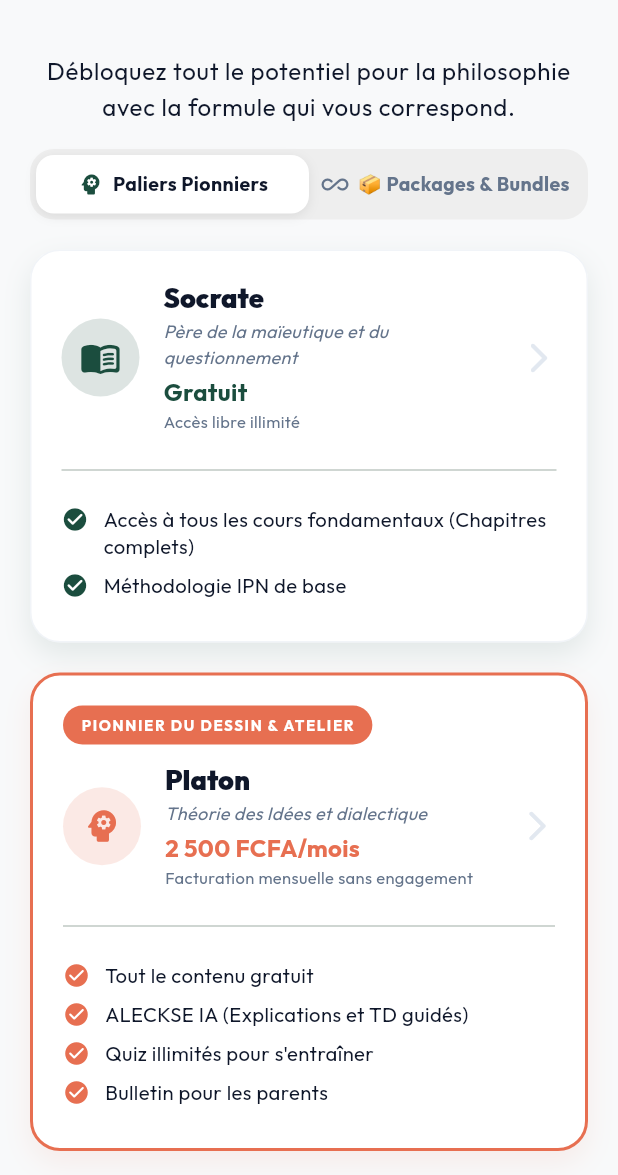
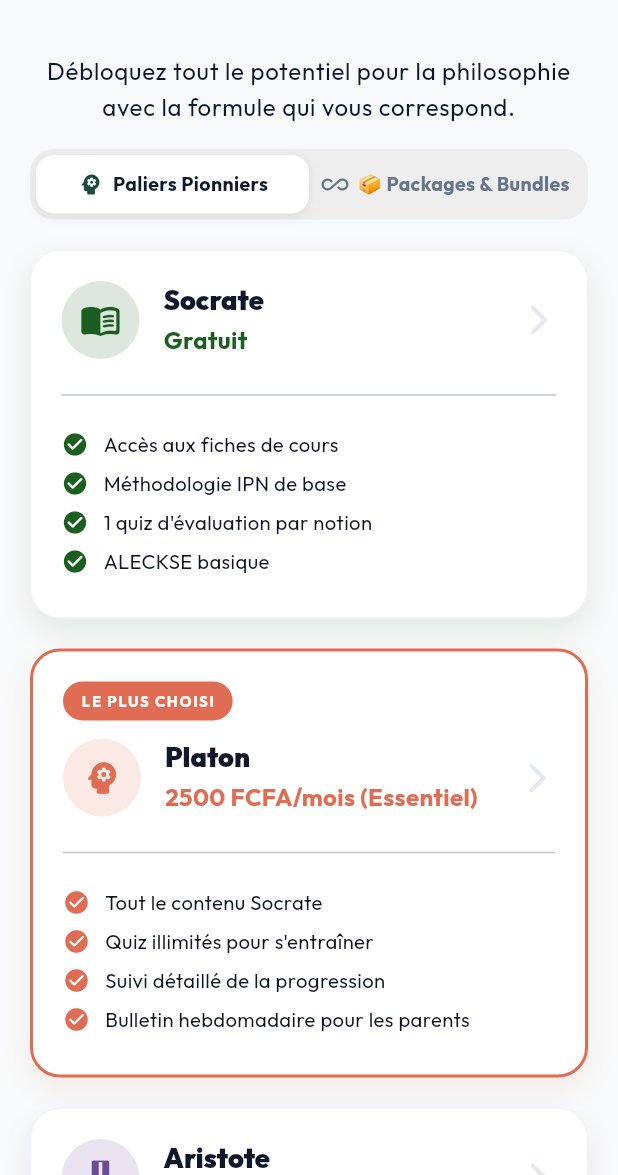
Before and after one commit to axseylle-bit/Edu_pocket, a Flutter app: the SubscriptionChoiceScreen screen opened by its route, on a phone screen of 412 x 824 dp, the part 61-1236 px from its top. Run offline on Flutter 3.47's test engine with Material 3 defaults, Android fonts, the phone set to English and light mode, and no system bars; our stand-ins replace flutter_animate, flutter_dotenv, flutter_markdown, flutter_riverpod, go_router, google_fonts and 2 more; missing offline and left inert: model_viewer_plus, syncfusion_flutter_pdfviewer; accounts and stored records are empty.

Commit message:
fix(theme): retablissement exact des couleurs originales et sous-noms Socrate Gratuit (vert fonce), Platon Essentiel (orange rose) et Aristote Confort (violet)

```diff
--- a/philo_pocket/lib/core/constants/app_colors.dart
+++ b/philo_pocket/lib/core/constants/app_colors.dart
@@ -7,8 +7,13 @@ class AppColors {
       Color(0xFF1B4D3E); // Vert forÃªt profond et premium
   static const Color primaryLight = Color(0xFF2A7A62);
 
-  static const Color secondary = Color(0xFFE9C46A); // Or moutarde Ã©lÃ©gant
-  static const Color accent = Color(0xFFE76F51); // Terre cuite vibrante
+  static const Color secondary = Color(0xFFE9C46A); // Or moutarde élégant
+  static const Color accent = Color(0xFFE06D53); // Orange un peu rose (Platon)
+
+  // Couleurs Officielles des Paliers Philo Pocket
+  static const Color socrateGreen = Color(0xFF1B5E20); // Vert foncé (Socrate Gratuit)
+  static const Color platonCoral = Color(0xFFE06D53);  // Orange un peu rose / Corail (Platon Essentiel)
+  static const Color aristoteViolet = Color(0xFF6A4C93); // Violet (Aristote Confort)
 
   // Fonds (Backgrounds)
   static const Color backgroundLight =
--- a/philo_pocket/lib/screens/auth/subscription_choice_screen.dart
+++ b/philo_pocket/lib/screens/auth/subscription_choice_screen.dart
@@ -255,62 +255,87 @@ class _SubscriptionChoiceScreenState extends State<SubscriptionChoiceScreen> {
         widget.targetDiscipline.startsWith('cet') ||
         widget.targetDiscipline == 'pro';
 
-    // Noms et prix des paliers par défaut (Enseignement Général / Philo)
+    // Noms, sous-noms et prix des paliers historiques (Philo Pocket & Enseignement Général)
     String tier1Name = 'Socrate';
-    String? tier1Subtitle = 'Père de la maïeutique et du questionnement';
+    String? tier1Subtitle;
     String tier2Name = 'Platon';
-    String? tier2Subtitle = 'Théorie des Idées et dialectique';
+    String? tier2Subtitle;
     String tier3Name = 'Aristote';
-    String? tier3Subtitle = 'Logique, éthique et sciences premières';
+    String? tier3Subtitle;
     bool showTier3 = true;
     String subjectName = "la philosophie";
 
     int tier2Amount = 2500;
     int tier3Amount = 5000;
-    String tier2Price = '2 500 FCFA/mois';
-    String tier3Price = '5 000 FCFA/mois';
+    String tier1Price = 'Gratuit';
+    String tier2Price = '2500 FCFA/mois (Essentiel)';
+    String tier3Price = '5000 FCFA/mois (Confort)';
     String tier1Key = 'socrate';
     String tier2Key = 'platon';
     String tier3Key = 'aristote';
 
+    Color tier1Color = AppColors.socrateGreen;   // Vert foncé (0xFF1B5E20)
+    Color tier2Color = AppColors.platonCoral;    // Orange un peu rose / Corail (0xFFE06D53)
+    Color tier3Color = AppColors.aristoteViolet; // Violet (0xFF6A4C93)
+
+    IconData tier1Icon = Icons.menu_book_rounded;
+    IconData tier2Icon = Icons.psychology_rounded;
+    IconData tier3Icon = Icons.military_tech_rounded;
+
+    String? tier2Badge = 'LE PLUS CHOISI';
+    String? tier3Badge;
+
     List<String> tier1Features = [
-      'Accès à tous les cours fondamentaux (Chapitres complets)',
+      'Accès aux fiches de cours',
       'Méthodologie IPN de base',
+      '1 quiz d\'évaluation par notion',
+      'ALECKSE basique',
     ];
 
     List<String> tier2Features = [
-      'Tout le contenu gratuit',
-      'ALECKSE IA (Explications et TD guidés)',
+      'Tout le contenu Socrate',
       'Quiz illimités pour s\'entraîner',
-      'Bulletin pour les parents',
+      'Suivi détaillé de la progression',
+      'Bulletin hebdomadaire pour les parents',
     ];
 
     List<String> tier3Features = [
-      'Tout le contenu Essentiel',
-      'ALECKSE Correcteur (Bac & Copies)',
-      'Situations-Problèmes complexes',
-      'Travaux Pratiques (TP) intensifs',
+      'Tout le contenu Platon',
+      'Mythes philosophiques en 3D',
+      'TP et Ateliers pratiques',
+      'Dialogue direct avec les grands philosophes',
+      'Bac blanc corrigé par ALECKSE avancé',
       'Mode hors ligne',
     ];
 
     // MODÈLE ÉCONOMIQUE TECHNIQUE : PIONNIERS DE L'INGÉNIERIE & MINIMUM 3000 FCFA
     if (isTechnique) {
       tier1Name = 'Archimède';
-      tier1Subtitle = 'Père de la mécanique & de l\'ingénierie fondamentale';
+      tier1Subtitle = null;
       tier2Name = 'Léonard de Vinci';
-      tier2Subtitle = 'Maître du dessin technique coté & des machines';
+      tier2Subtitle = null;
       tier3Name = 'Gustave Eiffel';
-      tier3Subtitle = 'Pionnier du génie civil & des grands ouvrages métalliques';
+      tier3Subtitle = null;
       showTier3 = true;
       subjectName = "l'enseignement technique & professionnel";
 
       tier2Amount = 3000; // Minimum strict de 3 000 FCFA
       tier3Amount = 6000; // Palier supérieur atelier
-      tier2Price = '3 000 FCFA/mois (Essentiel Pro)';
-      tier3Price = '6 000 FCFA/mois (Expert & Ateliers)';
+      tier1Price = 'Gratuit';
+      tier2Price = '3000 FCFA/mois (Essentiel Pro)';
+      tier3Price = '6000 FCFA/mois (Confort & Ateliers)';
       tier1Key = 'archimede';
       tier2Key = 'leonard_de_vinci';
       tier3Key = 'gustave_eiffel';
+
+      tier1Color = AppColors.socrateGreen;
+      tier2Color = AppColors.platonCoral;
+      tier3Color = AppColors.aristoteViolet;
+
+      tier1Icon = Icons.handyman_rounded;
+      tier2Icon = Icons.precision_manufacturing_rounded;
+      tier3Icon = Icons.engineering_rounded;
+      tier2Badge = 'LE PLUS CHOISI (PRO)';
 
       tier1Features = [
         'Syllabus officiel & fiches d\'initiation aux ateliers',
@@ -337,27 +362,108 @@ class _SubscriptionChoiceScreenState extends State<SubscriptionChoiceScreen> {
         'Mode hors-ligne pour réviser à l\'atelier sans connexion Internet',
       ];
     } else if (widget.targetDiscipline == 'science') {
-      tier1Name = 'Newton';
-      tier1Subtitle = 'Fondements de la physique classique & gravitation';
-      tier2Name = 'Tesla';
-      tier2Subtitle = 'Électromagnétisme & innovations appliquées';
-      tier3Name = 'Einstein';
-      tier3Subtitle = 'Relativité & physique moderne d\'excellence';
-      subjectName = "les sciences";
-    } else if (widget.targetDiscipline == 'litterature') {
-      tier1Name = 'Découverte';
-      tier1Subtitle = 'Initiation aux genres littéraires';
-      tier2Name = 'Molière';
-      tier2Subtitle = 'Analyse de texte, théâtre & dissertation littéraire';
-      showTier3 = false;
-      subjectName = "la littérature";
+      tier1Name = 'Thalès & Pythagore';
+      tier2Name = 'Archimède';
+      tier3Name = 'Isaac Newton';
+      tier1Price = 'Gratuit';
+      tier2Price = '2500 FCFA/mois (Essentiel)';
+      tier3Price = '5000 FCFA/mois (Confort)';
+      tier1Color = AppColors.socrateGreen;
+      tier2Color = AppColors.platonCoral;
+      tier3Color = AppColors.aristoteViolet;
+      tier1Icon = Icons.calculate_rounded;
+      tier2Icon = Icons.science_rounded;
+      tier3Icon = Icons.military_tech_rounded;
+      tier2Badge = 'LE PLUS CHOISI';
+      subjectName = "les sciences & mathématiques";
+      tier1Features = [
+        'Accès aux fiches de cours & formules fondamentales',
+        'Méthodologie IPN de base',
+        '1 quiz d\'évaluation par notion',
+        'ALECKSE basique',
+      ];
+      tier2Features = [
+        'Tout le contenu gratuit',
+        'TD dirigés & résolutions pas-à-pas',
+        'Quiz illimités pour s\'entraîner',
+        'Bulletin hebdomadaire pour les parents',
+      ];
+      tier3Features = [
+        'Tout le contenu Essentiel',
+        'Annales officielles résolues du Baccalauréat',
+        'Simulations d\'épreuves complexes',
+        'ALECKSE résolveur d\'exercices avancé',
+        'Mode hors ligne',
+      ];
+    } else if (widget.targetDiscipline == 'litterature' || widget.targetDiscipline == 'francais') {
+      tier1Name = 'Montesquieu';
+      tier2Name = 'Léopold Sédar Senghor';
+      tier3Name = 'Victor Hugo';
+      showTier3 = true;
+      tier1Price = 'Gratuit';
+      tier2Price = '2500 FCFA/mois (Essentiel)';
+      tier3Price = '5000 FCFA/mois (Confort)';
+      tier1Color = AppColors.socrateGreen;
+      tier2Color = AppColors.platonCoral;
+      tier3Color = AppColors.aristoteViolet;
+      tier1Icon = Icons.menu_book_rounded;
+      tier2Icon = Icons.edit_note_rounded;
+      tier3Icon = Icons.military_tech_rounded;
+      tier2Badge = 'LE PLUS CHOISI';
+      subjectName = "le français & la littérature";
+      tier1Features = [
+        'Accès aux synthèses d\'œuvres & fiches d\'auteurs',
+        'Méthodologie IPN de base (Commentaire & Dissertation)',
+        '1 quiz d\'évaluation par œuvre',
+        'ALECKSE basique',
+      ];
+      tier2Features = [
+        'Tout le contenu gratuit',
+        'Ateliers d\'écriture & figures de style',
+        'Quiz illimités pour s\'entraîner',
+        'Bulletin hebdomadaire pour les parents',
+      ];
+      tier3Features = [
+        'Tout le contenu Essentiel',
+        'Modèles rédigés de dissertation d\'excellence',
+        'Simulations d\'épreuves du Baccalauréat',
+        'ALECKSE correcteur de commentaires',
+        'Mode hors ligne',
+      ];
     } else if (widget.targetDiscipline == 'economie') {
       tier1Name = 'Adam Smith';
-      tier1Subtitle = 'Notions de base de marché & société';
       tier2Name = 'Keynes';
-      tier2Subtitle = 'Macroéconomie, politiques publiques & dissertations';
-      showTier3 = false;
-      subjectName = "l'économie";
+      tier3Name = 'Schumpeter';
+      showTier3 = true;
+      tier1Price = 'Gratuit';
+      tier2Price = '2500 FCFA/mois (Essentiel)';
+      tier3Price = '5000 FCFA/mois (Confort)';
+      tier1Color = AppColors.socrateGreen;
+      tier2Color = AppColors.platonCoral;
+      tier3Color = AppColors.aristoteViolet;
+      tier1Icon = Icons.trending_up_rounded;
+      tier2Icon = Icons.analytics_rounded;
+      tier3Icon = Icons.military_tech_rounded;
+      tier2Badge = 'LE PLUS CHOISI';
+      subjectName = "l'économie (S.E.S)";
+      tier1Features = [
+        'Définitions macroéconomiques & fiches IPN',
+        'Méthodologie de base du raisonnement économique',
+        '1 quiz d\'évaluation par chapitre',
+        'ALECKSE basique',
+      ];
+      tier2Features = [
+        'Tout le contenu gratuit',
+        'Interprétation de tableaux & graphiques',
+        'Quiz illimités pour s\'entraîner',
+        'Bulletin hebdomadaire pour les parents',
+      ];
+      tier3Features = [
+        'Tout le contenu Essentiel',
+        'Entraînement complet aux sujets du Bac B',
+        'Synthèses économiques d\'actualité',
+        'Mode hors ligne',
+      ];
     }
 
     return Scaffold(
@@ -528,14 +634,10 @@ class _SubscriptionChoiceScreenState extends State<SubscriptionChoiceScreen> {
                 context,
                 title: tier1Name,
                 subtitle: tier1Subtitle,
-                price: 'Gratuit',
-                billingPeriod: 'Accès libre illimité',
-                color: isTechnique
-                    ? const Color(0xFF0284C7)
-                    : AppColors.primary,
-                icon: isTechnique
-                    ? Icons.handyman_rounded
-                    : Icons.menu_book_rounded,
+                price: tier1Price,
+                billingPeriod: null,
+                color: tier1Color,
+                icon: tier1Icon,
                 tierKey: tier1Key,
                 amountFcfa: 0,
                 features: tier1Features,
@@ -545,15 +647,11 @@ class _SubscriptionChoiceScreenState extends State<SubscriptionChoiceScreen> {
                 title: tier2Name,
                 subtitle: tier2Subtitle,
                 price: tier2Price,
-                billingPeriod: 'Facturation mensuelle sans engagement',
-                color: isTechnique
-                    ? const Color(0xFFD97706)
-                    : AppColors.accent,
-                icon: isTechnique
-                    ? Icons.precision_manufacturing_rounded
-                    : Icons.psychology_rounded,
+                billingPeriod: null,
+                color: tier2Color,
+                icon: tier2Icon,
                 isPopular: true,
-                badgeText: 'PIONNIER DU DESSIN & ATELIER',
+                badgeText: tier2Badge,
                 tierKey: tier2Key,
                 amountFcfa: tier2Amount,
                 features: tier2Features,
@@ -564,14 +662,10 @@ class _SubscriptionChoiceScreenState extends State<SubscriptionChoiceScreen> {
                   title: tier3Name,
                   subtitle: tier3Subtitle,
                   price: tier3Price,
-                  billingPeriod: 'Facturation mensuelle · Ateliers & TP complets',
-                  color: isTechnique
-                      ? const Color(0xFF1E3A8A)
-                      : const Color(0xFF6A4C93),
-                  icon: isTechnique
-                      ? Icons.engineering_rounded
-                      : Icons.workspace_premium_rounded,
-                  badgeText: 'EXCELLENCE & HORS-LIGNE',
+                  billingPeriod: null,
+                  color: tier3Color,
+                  icon: tier3Icon,
+                  badgeText: tier3Badge,
                   tierKey: tier3Key,
                   amountFcfa: tier3Amount,
                   features: tier3Features,
@@ -672,12 +766,12 @@ class _SubscriptionChoiceScreenState extends State<SubscriptionChoiceScreen> {
                 _buildSubscriptionCard(
                   context,
                   title: 'Pack Matière Solo Mensuel',
-                  subtitle: 'Accès illimité à une discipline spécifique',
+                  subtitle: 'Accès illimité à une discipline spécifique (Essentiel)',
                   price: '2 500 FCFA / mois',
-                  billingPeriod: 'Facturation mensuelle',
-                  badgeText: 'À LA CARTE',
-                  color: AppColors.primary,
-                  icon: Icons.book_rounded,
+                  billingPeriod: 'Facturation mensuelle sans engagement',
+                  badgeText: 'À LA CARTE (ESSENTIEL)',
+                  color: AppColors.platonCoral,
+                  icon: Icons.psychology_rounded,
                   tierKey: 'pack_general_solo',
                   amountFcfa: 2500,
                   features: [
@@ -694,7 +788,7 @@ class _SubscriptionChoiceScreenState extends State<SubscriptionChoiceScreen> {
                   billingPeriod: 'Paiement unique pour 3 mois (90 jours)',
                   badgeText: 'ÉCONOMISEZ 1 000 FCFA',
                   isPopular: true,
-                  color: const Color(0xFF059669),
+                  color: AppColors.socrateGreen,
                   icon: Icons.date_range_rounded,
                   tierKey: 'pack_general_trimestre',
                   amountFcfa: 6500,
@@ -708,12 +802,12 @@ class _SubscriptionChoiceScreenState extends State<SubscriptionChoiceScreen> {
                 _buildSubscriptionCard(
                   context,
                   title: 'Pack Annuel Examen d\'État (Bac Général)',
-                  subtitle: 'Pass complet pour toute l\'année scolaire (9 mois)',
+                  subtitle: 'Pass complet pour toute l\'année scolaire (9 mois - Confort)',
                   price: '19 000 FCFA / an',
                   billingPeriod: 'Paiement unique pour 9 mois',
                   badgeText: 'PASS EXAMEN · ÉCONOMIE 3 500 F',
-                  color: const Color(0xFF6A4C93),
-                  icon: Icons.workspace_premium_rounded,
+                  color: AppColors.aristoteViolet,
+                  icon: Icons.military_tech_rounded,
                   tierKey: 'pack_general_annuel',
                   amountFcfa: 19000,
                   features: [
--- a/philo_pocket/lib/screens/dashboard/main_dashboard_screen.dart
+++ b/philo_pocket/lib/screens/dashboard/main_dashboard_screen.dart
@@ -224,11 +224,11 @@ class MainDashboardScreen extends ConsumerWidget {
                   description:
                       'Programme officiel complet du Gabon : 15 notions fondamentales, méthodologie de la dissertation, commentaire de texte et repères conceptuels.',
                   freePioneer: 'Socrate',
-                  freePioneerDetails: 'Les 15 notions fondamentales du programme officiel IPN, résumés de cours, plans types et citations clés en libre accès.',
+                  freePioneerDetails: 'Accès aux fiches de cours, méthodologie IPN de base, 1 quiz d\'évaluation par notion et ALECKSE basique en libre accès 100% gratuit.',
                   tier1Pioneer: 'Platon',
-                  tier1Details: 'Analyses textuelles avancées, dissertations intégrales rédigées et mythes interactifs guidés.',
+                  tier1Details: 'Tout le contenu Socrate, quiz illimités pour s\'entraîner, suivi détaillé de la progression et bulletin hebdomadaire pour les parents.',
                   tier2Pioneer: 'Aristote',
-                  tier2Details: 'Entraînement intensif au Bac, coaching méthodologique pas-à-pas et correction personnalisée.',
+                  tier2Details: 'Tout le contenu Platon, mythes philosophiques en 3D, TP et ateliers pratiques, dialogue direct avec les grands philosophes, Bac blanc corrigé par ALECKSE avancé et mode hors ligne.',
                   targetRoute: '/philo-pocket',
                 ),
               ),
@@ -592,9 +592,9 @@ class MainDashboardScreen extends ConsumerWidget {
               Container(
                 padding: const EdgeInsets.all(16),
                 decoration: BoxDecoration(
-                  color: Colors.green.shade50,
+                  color: AppColors.socrateGreen.withValues(alpha: 0.08),
                   borderRadius: BorderRadius.circular(16),
-                  border: Border.all(color: Colors.green.shade300, width: 1.5),
+                  border: Border.all(color: AppColors.socrateGreen.withValues(alpha: 0.4), width: 1.5),
                 ),
                 child: Column(
                   crossAxisAlignment: CrossAxisAlignment.start,
@@ -602,20 +602,20 @@ class MainDashboardScreen extends ConsumerWidget {
                     Row(
                       children: [
                         Container(
-                          padding: const EdgeInsets.symmetric(horizontal: 8, vertical: 3),
+                          padding: const EdgeInsets.symmetric(horizontal: 9, vertical: 4),
                           decoration: BoxDecoration(
-                            color: Colors.green.shade700,
+                            color: AppColors.socrateGreen,
                             borderRadius: BorderRadius.circular(8),
                           ),
                           child: const Text(
                             '100% GRATUIT',
-                            style: TextStyle(color: Colors.white, fontSize: 10, fontWeight: FontWeight.bold),
+                            style: TextStyle(color: Colors.white, fontSize: 10.5, fontWeight: FontWeight.bold),
                           ),
                         ),
                         const SizedBox(width: 8),
                         Text(
                           'Socle Officiel IPN · $freePioneer',
-                          style: TextStyle(fontWeight: FontWeight.bold, color: Colors.green.shade900, fontSize: 13.5),
+                          style: const TextStyle(fontWeight: FontWeight.bold, color: AppColors.socrateGreen, fontSize: 14),
                         ),
                       ],
                     ),
@@ -639,7 +639,7 @@ class MainDashboardScreen extends ConsumerWidget {
                         icon: const Icon(Icons.menu_book_rounded, size: 18),
                         label: const Text('Consulter les Cours & Fiches Gratuits'),
                         style: ElevatedButton.styleFrom(
-                          backgroundColor: Colors.green.shade700,
+                          backgroundColor: AppColors.socrateGreen,
                           foregroundColor: Colors.white,
                           padding: const EdgeInsets.symmetric(vertical: 12),
                           shape: RoundedRectangleBorder(borderRadius: BorderRadius.circular(12)),
@@ -657,8 +657,8 @@ class MainDashboardScreen extends ConsumerWidget {
                         icon: const Icon(Icons.description_outlined, size: 18),
                         label: const Text('📋 Voir les Progressions Officielles IPN'),
                         style: OutlinedButton.styleFrom(
-                          foregroundColor: Colors.green.shade800,
-                          side: BorderSide(color: Colors.green.shade600),
+                          foregroundColor: AppColors.socrateGreen,
+                          side: const BorderSide(color: AppColors.socrateGreen),
                           padding: const EdgeInsets.symmetric(vertical: 11),
                           shape: RoundedRectangleBorder(borderRadius: BorderRadius.circular(12)),
                         ),
@@ -682,22 +682,22 @@ class MainDashboardScreen extends ConsumerWidget {
               ),
               const SizedBox(height: 10),
 
-              // Palier 1 (2 500 FCFA)
+              // Palier 1 (Essentiel - 2 500 FCFA) - Orange un peu rose
               Container(
                 padding: const EdgeInsets.all(14),
                 margin: const EdgeInsets.only(bottom: 10),
                 decoration: BoxDecoration(
-                  color: color.withValues(alpha: 0.05),
+                  color: AppColors.platonCoral.withValues(alpha: 0.06),
                   borderRadius: BorderRadius.circular(16),
-                  border: Border.all(color: color.withValues(alpha: 0.25)),
+                  border: Border.all(color: AppColors.platonCoral, width: 1.5),
                 ),
                 child: Row(
                   crossAxisAlignment: CrossAxisAlignment.start,
                   children: [
                     CircleAvatar(
-                      backgroundColor: color.withValues(alpha: 0.2),
+                      backgroundColor: AppColors.platonCoral.withValues(alpha: 0.15),
                       radius: 18,
-                      child: Icon(Icons.workspace_premium_rounded, color: color, size: 20),
+                      child: const Icon(Icons.psychology_rounded, color: AppColors.platonCoral, size: 20),
                     ),
                     const SizedBox(width: 12),
                     Expanded(
@@ -708,20 +708,19 @@ class MainDashboardScreen extends ConsumerWidget {
                             children: [
                               Expanded(
                                 child: Text(
-                                  'Palier $tier1Pioneer',
-                                  style: TextStyle(fontWeight: FontWeight.bold, fontSize: 13.5, color: color),
+                                  'Palier $tier1Pioneer (Essentiel)',
+                                  style: const TextStyle(fontWeight: FontWeight.bold, fontSize: 14, color: AppColors.platonCoral),
                                 ),
                               ),
                               Container(
                                 padding: const EdgeInsets.symmetric(horizontal: 10, vertical: 4),
                                 decoration: BoxDecoration(
-                                  color: color.withValues(alpha: 0.15),
+                                  color: AppColors.platonCoral,
                                   borderRadius: BorderRadius.circular(10),
-                                  border: Border.all(color: color.withValues(alpha: 0.3)),
                                 ),
-                                child: Text(
-                                  '2 500 FCFA / mois',
-                                  style: TextStyle(fontWeight: FontWeight.bold, fontSize: 11.5, color: color),
+                                child: const Text(
+                                  '2500 FCFA/mois',
+                                  style: TextStyle(fontWeight: FontWeight.bold, fontSize: 11, color: Colors.white),
                                 ),
                               ),
                             ],
@@ -740,22 +739,22 @@ class MainDashboardScreen extends ConsumerWidget {
                 ),
               ),
 
-              // Palier 2 (5 000 FCFA)
+              // Palier 2 (Confort - 5 000 FCFA) - Violet
               Container(
                 padding: const EdgeInsets.all(14),
                 margin: const EdgeInsets.only(bottom: 12),
                 decoration: BoxDecoration(
-                  color: AppColors.primary.withValues(alpha: 0.05),
+                  color: AppColors.aristoteViolet.withValues(alpha: 0.06),
                   borderRadius: BorderRadius.circular(16),
-                  border: Border.all(color: AppColors.primary.withValues(alpha: 0.25)),
+                  border: Border.all(color: AppColors.aristoteViolet.withValues(alpha: 0.45), width: 1.5),
                 ),
                 child: Row(
                   crossAxisAlignment: CrossAxisAlignment.start,
                   children: [
                     CircleAvatar(
-                      backgroundColor: AppColors.primary.withValues(alpha: 0.2),
+                      backgroundColor: AppColors.aristoteViolet.withValues(alpha: 0.15),
                       radius: 18,
-                      child: const Icon(Icons.stars_rounded, color: AppColors.primary, size: 20),
+                      child: const Icon(Icons.military_tech_rounded, color: AppColors.aristoteViolet, size: 20),
                     ),
                     const SizedBox(width: 12),
                     Expanded(
@@ -766,20 +765,19 @@ class MainDashboardScreen extends ConsumerWidget {
                             children: [
                               Expanded(
                                 child: Text(
-                                  'Palier $tier2Pioneer',
-                                  style: const TextStyle(fontWeight: FontWeight.bold, fontSize: 13.5, color: AppColors.primary),
+                                  'Palier $tier2Pioneer (Confort)',
+                                  style: const TextStyle(fontWeight: FontWeight.bold, fontSize: 14, color: AppColors.aristoteViolet),
                                 ),
                               ),
                               Container(
                                 padding: const EdgeInsets.symmetric(horizontal: 10, vertical: 4),
                                 decoration: BoxDecoration(
-                                  color: AppColors.primary.withValues(alpha: 0.15),
+                                  color: AppColors.aristoteViolet,
                                   borderRadius: BorderRadius.circular(10),
-                                  border: Border.all(color: AppColors.primary.withValues(alpha: 0.3)),
                                 ),
                                 child: const Text(
-                                  '5 000 FCFA / mois',
-                                  style: TextStyle(fontWeight: FontWeight.bold, fontSize: 11.5, color: AppColors.primary),
+                                  '5000 FCFA/mois',
+                                  style: TextStyle(fontWeight: FontWeight.bold, fontSize: 11, color: Colors.white),
                                 ),
                               ),
                             ],
```
